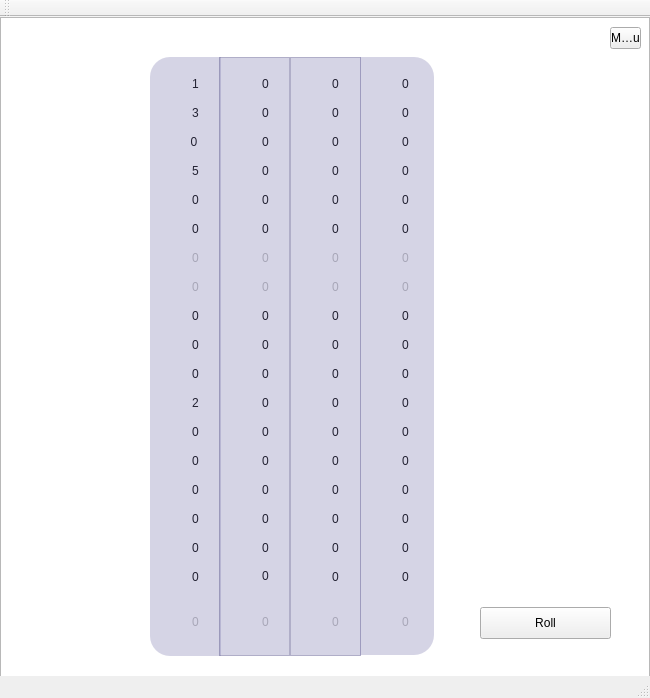
The window that JanuariYahtzee/yahtzeemainwin.ui (MarkusEson/GUI-Projekt-Januari) describes before a commit, drawn with Qt 5.
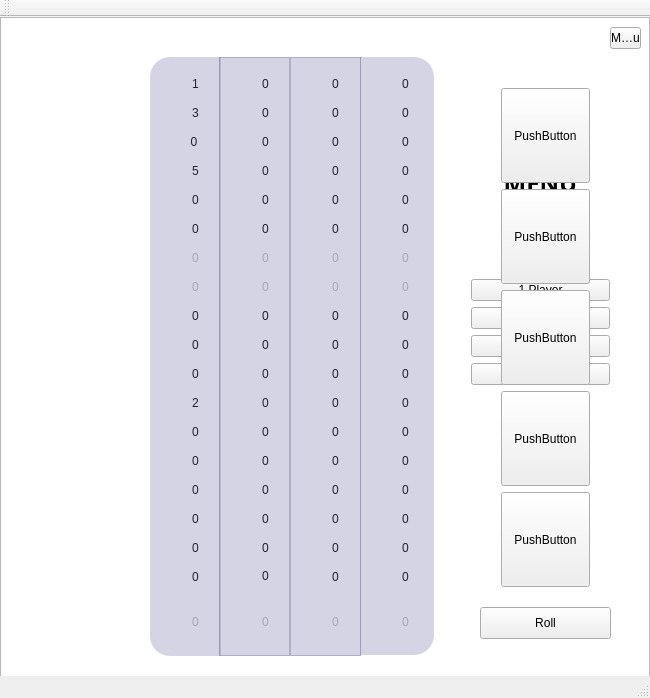
The same window after the commit. Icons and pictures are not drawn.

Patch:
```diff
--- a/JanuariYahtzee/yahtzeemainwin.ui
+++ b/JanuariYahtzee/yahtzeemainwin.ui
@@ -2337,7 +2337,7 @@
       <x>435</x>
       <y>36</y>
       <width>211</width>
-      <height>611</height>
+      <height>601</height>
      </rect>
     </property>
     <property name="styleSheet">
@@ -2369,7 +2369,7 @@
       <x>460</x>
       <y>65</y>
       <width>161</width>
-      <height>171</height>
+      <height>314</height>
      </rect>
     </property>
     <layout class="QVBoxLayout" name="menuLayout">
@@ -2426,6 +2426,11 @@
       </widget>
      </item>
     </layout>
+    <zorder>onePlayerButton</zorder>
+    <zorder>threePlayerButton</zorder>
+    <zorder>fourPlayerButton</zorder>
+    <zorder>menuLabel</zorder>
+    <zorder>twoPlayerButton</zorder>
    </widget>
    <widget class="QPushButton" name="rollDiceButton">
     <property name="enabled">
@@ -2449,87 +2454,118 @@
      <bool>false</bool>
     </property>
    </widget>
-   <widget class="QWidget" name="layoutWidget">
+   <widget class="QWidget" name="verticalLayoutWidget">
     <property name="geometry">
      <rect>
-      <x>460</x>
+      <x>490</x>
       <y>60</y>
-      <width>171</width>
+      <width>111</width>
       <height>521</height>
      </rect>
     </property>
-    <layout class="QVBoxLayout" name="diceLayout">
-     <property name="spacing">
-      <number>-1</number>
-     </property>
-     <item>
-      <widget class="QLabel" name="dice1Label">
+    <layout class="QGridLayout" name="diceButtonLayout">
+     <item row="2" column="0">
+      <widget class="QPushButton" name="pushButton_5">
+       <property name="sizePolicy">
+        <sizepolicy hsizetype="Preferred" vsizetype="Preferred">
+         <horstretch>0</horstretch>
+         <verstretch>0</verstretch>
+        </sizepolicy>
+       </property>
        <property name="styleSheet">
-        <string notr="true">image: url(:/new/pictures/6dice.png);</string>
+        <string notr="true">border-image: url(:/new/pictures/1dice.png);</string>
        </property>
        <property name="text">
-        <string/>
+        <string>PushButton</string>
        </property>
       </widget>
      </item>
-     <item>
-      <widget class="QLabel" name="dice2Label">
-       <property name="enabled">
-        <bool>true</bool>
+     <item row="1" column="0">
+      <widget class="QPushButton" name="pushButton_3">
+       <property name="sizePolicy">
+        <sizepolicy hsizetype="Preferred" vsizetype="Preferred">
+         <horstretch>0</horstretch>
+         <verstretch>0</verstretch>
+        </sizepolicy>
        </property>
        <property name="styleSheet">
-        <string notr="true">image: url(:/new/pictures/6dice.png);
-</string>
+        <string notr="true">border-image: url(:/new/pictures/2dice.png);</string>
        </property>
        <property name="text">
-        <string/>
+        <string>PushButton</string>
        </property>
       </widget>
      </item>
-     <item>
-      <widget class="QLabel" name="dice3Label">
+     <item row="4" column="0">
+      <widget class="QPushButton" name="pushButton">
+       <property name="sizePolicy">
+        <sizepolicy hsizetype="Preferred" vsizetype="Preferred">
+         <horstretch>0</horstretch>
+         <verstretch>0</verstretch>
+        </sizepolicy>
+       </property>
        <property name="styleSheet">
-        <string notr="true">image: url(:/new/pictures/6dice.png);
-</string>
+        <string notr="true">border-image: url(:/new/pictures/3dice.png);</string>
        </property>
-       <property name="lineWidth">
-        <number>1</number>
-       </property>
        <property name="text">
-        <string/>
+        <string>PushButton</string>
        </property>
+       <property name="autoDefault">
+        <bool>false</bool>
+       </property>
+       <property name="flat">
+        <bool>false</bool>
+       </property>
       </widget>
      </item>
-     <item>
-      <widget class="QLabel" name="dice4Label">
+     <item row="3" column="0">
+      <widget class="QPushButton" name="pushButton_4">
+       <property name="sizePolicy">
+        <sizepolicy hsizetype="Preferred" vsizetype="Preferred">
+         <horstretch>0</horstretch>
+         <verstretch>0</verstretch>
+        </sizepolicy>
+       </property>
        <property name="styleSheet">
-        <string notr="true">image: url(:/new/pictures/6dice.png);</string>
+        <string notr="true">border-image: url(:/new/pictures/4dice.png);</string>
        </property>
        <property name="text">
-        <string/>
+        <string>PushButton</string>
        </property>
       </widget>
      </item>
-     <item>
-      <widget class="QLabel" name="dice5Label">
+     <item row="0" column="0">
+      <widget class="QPushButton" name="pushButton_2">
+       <property name="sizePolicy">
+        <sizepolicy hsizetype="Preferred" vsizetype="Preferred">
+         <horstretch>0</horstretch>
+         <verstretch>0</verstretch>
+        </sizepolicy>
+       </property>
        <property name="styleSheet">
-        <string notr="true">image: url(:/new/pictures/6dice.png);</string>
+        <string notr="true">border-image: url(:/new/pictures/4dice.png);</string>
        </property>
        <property name="text">
-        <string/>
+        <string>PushButton</string>
+       </property>
+       <property name="checkable">
+        <bool>false</bool>
+       </property>
+       <property name="checked">
+        <bool>false</bool>
        </property>
       </widget>
      </item>
     </layout>
-    <zorder>dice3Label</zorder>
-    <zorder>dice4Label</zorder>
-    <zorder>dice5Label</zorder>
-    <zorder>dice2Label</zorder>
-    <zorder>dice1Label</zorder>
+    <zorder>pushButton_5</zorder>
+    <zorder>pushButton</zorder>
+    <zorder>pushButton_3</zorder>
+    <zorder>pushButton_4</zorder>
+    <zorder>pushButton_2</zorder>
    </widget>
-   <zorder>gameBackground</zorder>
-   <zorder>layoutWidget</zorder>
    <zorder>optionsBackground</zorder>
+   <zorder>gameBackground</zorder>
+   <zorder>layoutWidget</zorder>
    <zorder>gridLayoutWidget_4</zorder>
    <zorder>gridLayoutWidget_5</zorder>
    <zorder>gridLayoutWidget_6</zorder>
@@ -2539,8 +2575,8 @@
    <zorder>playerBlockerC</zorder>
    <zorder>playerBlockerD</zorder>
    <zorder>optionsButton</zorder>
-   <zorder>layoutWidget</zorder>
    <zorder>rollDiceButton</zorder>
+   <zorder>verticalLayoutWidget</zorder>
   </widget>
   <widget class="QMenuBar" name="menuBar">
    <property name="geometry">
```
